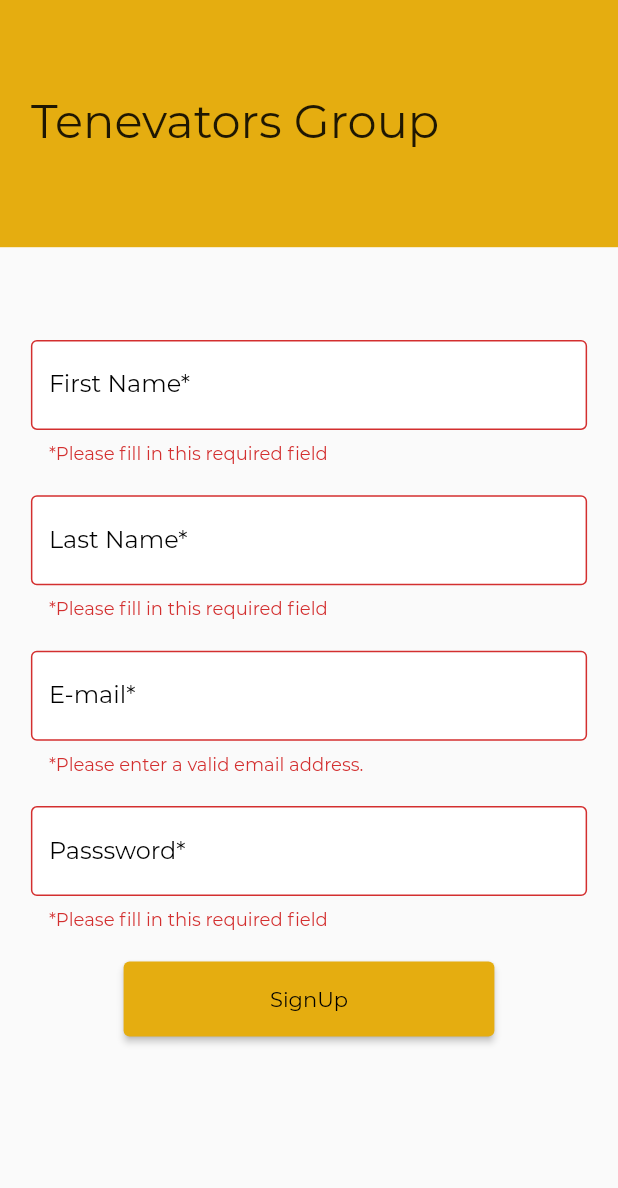
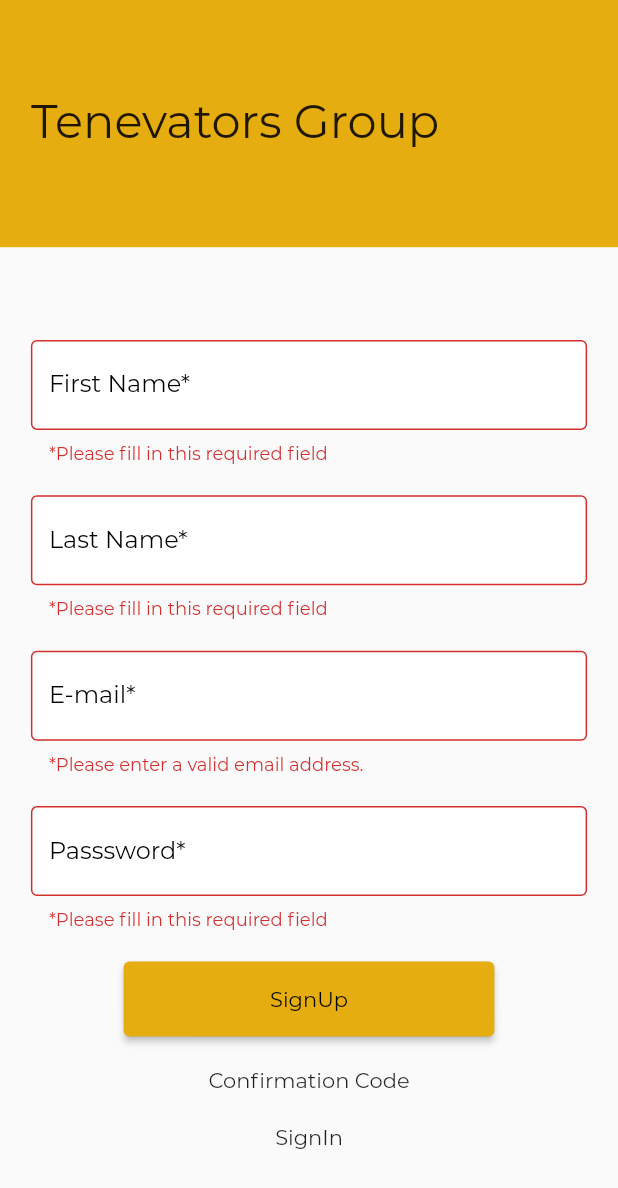
Before and after one commit to msavanan/tenovatersenquiry, a Flutter app: the SignUp screen opened directly, after a tap on "SignUp", on a phone screen of 412 x 824 dp. Shown: the top 1188 px of the screen. Run offline on Flutter 3.47's test engine with Material 2 defaults, Android fonts, the phone set to English and light mode, and no system bars; missing offline and left inert: amplify_auth_cognito, amplify_flutter, amplify_storage_s3.

Commit message:
Fixed hompage

```diff
--- a/lib/pages/sign_up.dart
+++ b/lib/pages/sign_up.dart
@@ -117,15 +117,16 @@ class _SignUpState extends State<SignUp> {
                                 onPressed: () {
                                   if (_formKey.currentState.validate()) {
                                     _confirm();
+                                    Navigator.of(context).push(
+                                        MaterialPageRoute(
+                                            builder: (BuildContext context) {
+                                      return HomePage();
+                                    }));
                                   }
-                                  Navigator.of(context).push(MaterialPageRoute(
-                                      builder: (BuildContext context) {
-                                    return HomePage();
-                                  }));
                                 },
                                 child: Text(
                                   "Confirm OTP",
-                                  style: TextStyle(fontSize: height * 0.04),
+                                  style: TextStyle(fontSize: height * 0.025),
                                 ),
                                 color: primaryColor,
                                 padding: EdgeInsets.all(height * 0.02),
@@ -138,7 +139,7 @@ class _SignUpState extends State<SignUp> {
                       visible: !_isSignedUp,
                       child: Column(
                           mainAxisAlignment: MainAxisAlignment.start,
-                          crossAxisAlignment: CrossAxisAlignment.start,
+                          crossAxisAlignment: CrossAxisAlignment.center,
                           children: [
                             Container(height: spacer),
                             UserTextField(
@@ -182,15 +183,29 @@ class _SignUpState extends State<SignUp> {
                                           //_userFormKey.currentState.save();
                                           _signUp();
                                         }
-                                        /*setState(() {
-                                          _isSignedUp = true;
-                                        });*/
                                       },
                                       child: Text(
                                         'SignUp',
                                         style: TextStyle(),
                                       ))),
                             ),
+                            Container(height: spacer),
+                            GestureDetector(
+                                onTap: () {
+                                  setState(() {
+                                    _isSignedUp = true;
+                                  });
+                                },
+                                child: Text('Confirmation Code')),
+                            Container(height: spacer),
+                            GestureDetector(
+                                onTap: () {
+                                  Navigator.push(context,
+                                      MaterialPageRoute(builder: (context) {
+                                    return HomePage();
+                                  }));
+                                },
+                                child: Center(child: Text('SignIn'))),
                           ]),
                     ),
                   ]),
--- a/lib/userForm/validator.dart
+++ b/lib/userForm/validator.dart
@@ -3,7 +3,7 @@ String emailValidator(String value) {
       r'^(([^<>()[\]\\.,;:\s@\"]+(\.[^<>()[\]\\.,;:\s@\"]+)*)|(\".+\"))@((\[[0-9]{1,3}\.[0-9]{1,3}\.[0-9]{1,3}\.[0-9]{1,3}\])|(([a-zA-Z\-0-9]+\.)+[a-zA-Z]{2,}))$';
   RegExp regex = RegExp(pattern);
   if (value.isEmpty) return '*Please enter a valid email address.';
-  if (!regex.hasMatch(value))
+  if (!regex.hasMatch(value.trim()))
     return '*Please enter a valid email address.';
   else
     return null;
@@ -13,7 +13,7 @@ String nameValidator(String value) {
   String pattern = r'[a-zA-Z]';
   RegExp regex = RegExp(pattern);
   if (value.isEmpty) return '*Please fill in this required field';
-  if (!regex.hasMatch(value))
+  if (!regex.hasMatch(value.trim()))
     return '*Enter a valid name';
   else
     return null;
@@ -24,7 +24,7 @@ String passwordValidator(String value) {
       r'^(?=.*?[A-Z])(?=.*?[a-z])(?=.*?[0-9])(?=.*?[!@#\$&*~]).{8,}$';
   RegExp regExp = new RegExp(pattern);
   if (value.isEmpty) return '*Please fill in this required field';
-  if (!regExp.hasMatch(value))
+  if (!regExp.hasMatch(value.trim()))
     return '*Enter a valid Password';
   else
     return null;
```
Also changed, not shown: lib/main.dart (+4 -10 lines), lib/pages/homePage.dart (+10 -8 lines), lib/pages/query_page.dart (+20 -1 lines).
